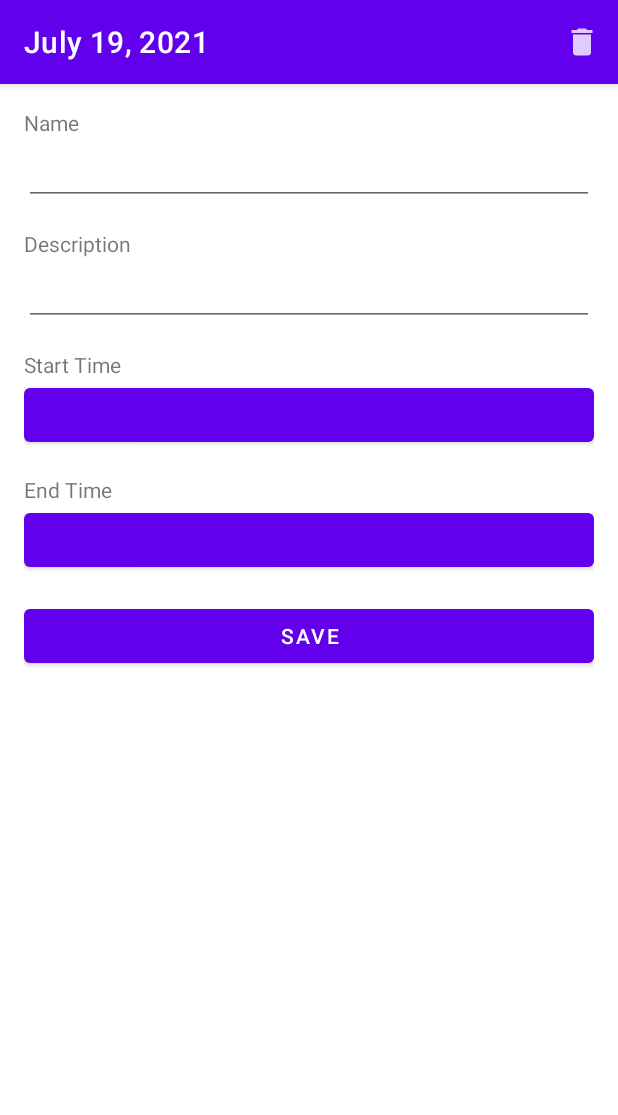
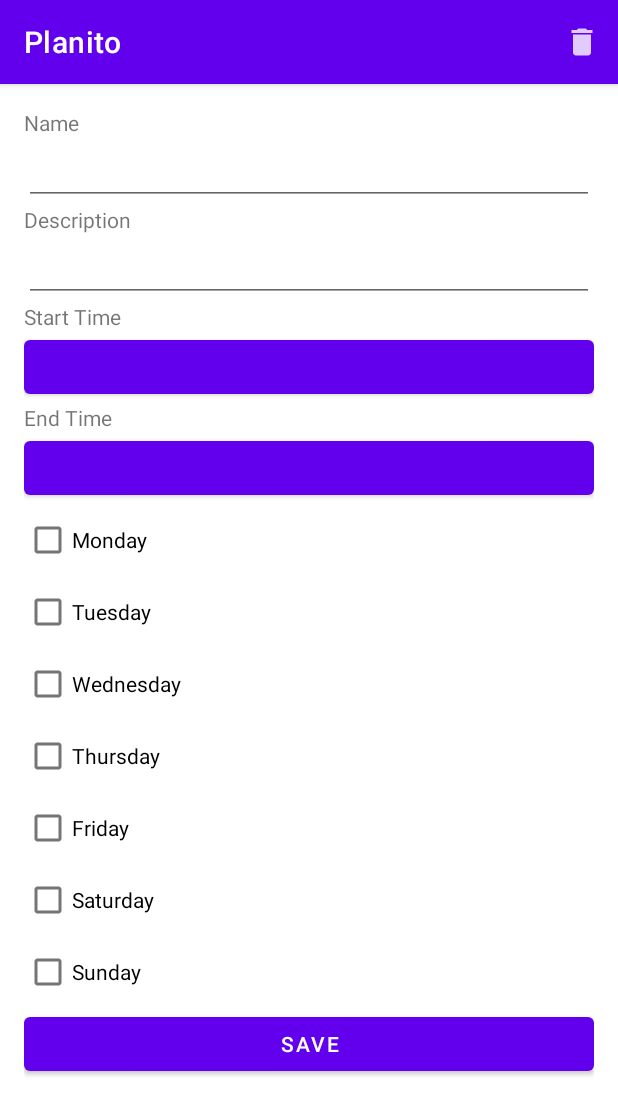
Before and after one commit to jcerdenia/Planito, an Android app: the screen it shows after launch (MainActivity), after a tap on an icon or button, on a phone screen of 412 x 824 dp. Shown: the top 1115 px of the screen. Run offline under Robolectric (Android 15) with nearby library versions, the phone set to English and light mode, and no system bars; our stand-ins replace Room's generated code; 2 statements that could not run were skipped.

Commit message:
Add task days selection

```diff
--- /dev/null
+++ b/app/src/main/java/com/cerdenia/android/planito/data/Day.kt
@@ -0,0 +1,16 @@
+package com.cerdenia.android.planito.data
+
+enum class Day {
+    MONDAY,
+    TUESDAY,
+    WEDNESDAY,
+    THURSDAY,
+    FRIDAY,
+    SATURDAY,
+    SUNDAY;
+
+    companion object {
+
+        val list: List<Day> get() = values().toList()
+    }
+}
--- a/app/src/main/java/com/cerdenia/android/planito/data/Recurrence.kt
+++ /dev/null
@@ -1,7 +0,0 @@
-package com.cerdenia.android.planito.data
-
-enum class Recurrence {
-    DAILY,
-    WEEKDAYS,
-    WEEKENDS,
-}
--- a/app/src/main/java/com/cerdenia/android/planito/data/db/AppTypeConverters.kt
+++ b/app/src/main/java/com/cerdenia/android/planito/data/db/AppTypeConverters.kt
@@ -1,6 +1,7 @@
 package com.cerdenia.android.planito.data.db
 
 import androidx.room.TypeConverter
+import com.cerdenia.android.planito.data.Day
 import com.cerdenia.android.planito.data.model.TaskTime
 import java.util.*
 
@@ -17,4 +18,14 @@ class AppTypeConverters {
 
     @TypeConverter
     fun toTaskTime(minutes: Int?) = minutes?.let { TaskTime.fromMinutes(it) }
+
+    @TypeConverter
+    fun fromDaySet(daySet: Set<Day>?): String? = daySet?.joinToString()
+
+    @TypeConverter
+    fun toDaySet(days: String?): Set<Day>? = days
+        ?.split(", ")
+        ?.filterNot { it.isEmpty() }
+        ?.map { Day.valueOf(it) }
+        ?.toSet()
 }
--- a/app/src/main/java/com/cerdenia/android/planito/data/model/Task.kt
+++ b/app/src/main/java/com/cerdenia/android/planito/data/model/Task.kt
@@ -1,32 +1,39 @@
 package com.cerdenia.android.planito.data.model
 
+import android.util.Log
 import androidx.room.ColumnInfo
 import androidx.room.Entity
 import androidx.room.PrimaryKey
-import com.cerdenia.android.planito.data.Recurrence
+import com.cerdenia.android.planito.data.Day
 import java.util.*
 
 @Entity
 data class Task(
     @PrimaryKey
-    var id: UUID = UUID.randomUUID(),
+    val id: UUID = UUID.randomUUID(),
     var name: String = "",
     var description: String = "",
     @ColumnInfo(name = "start_time")
     var startTime: TaskTime = TaskTime(0, 0),
     var endTime: TaskTime = TaskTime(0, 0),
-    var recurrence: Int = Recurrence.DAILY.ordinal,
+    var days: Set<Day> = Day.values().toSet()
 ) {
 
-    val duration: TaskTime
-        get() = TaskTime.fromMinutes(endTime.toMinutes() - startTime.toMinutes())
+    init {
+        Log.d("Tasks", "Task initialized: $this")
+    }
 
+    val duration: TaskTime get() {
+        val offset = if (endTime.toMinutes() < startTime.toMinutes()) 1440 else 0
+        return TaskTime.fromMinutes((endTime.toMinutes() + offset) - startTime.toMinutes())
+    }
 
-    fun setDuration(duration: TaskTime) {
-        endTime = TaskTime.fromMinutes(startTime.toMinutes() + duration.toMinutes())
-    }
 
     fun setDuration(minutes: Int) {
         endTime = TaskTime.fromMinutes(startTime.toMinutes() + minutes)
     }
+
+    fun sansTimes(): TaskSansTimes = TaskSansTimes(name, description, days)
+
+    fun times(): TaskTimes = TaskTimes(startTime, endTime)
 }
--- /dev/null
+++ b/app/src/main/java/com/cerdenia/android/planito/data/model/TaskTimes.kt
@@ -0,0 +1,6 @@
+package com.cerdenia.android.planito.data.model
+
+data class TaskTimes(
+    var start: TaskTime,
+    var end: TaskTime
+)
--- a/app/src/main/java/com/cerdenia/android/planito/ui/MainActivity.kt
+++ b/app/src/main/java/com/cerdenia/android/planito/ui/MainActivity.kt
@@ -2,8 +2,9 @@ package com.cerdenia.android.planito.ui
 
 import android.os.Bundle
 import androidx.appcompat.app.AppCompatActivity
+import androidx.fragment.app.FragmentManager
+import androidx.fragment.app.FragmentTransaction
 import com.cerdenia.android.planito.databinding.ActivityMainBinding
-import java.text.DateFormat
 import java.util.*
 
 class MainActivity : AppCompatActivity(),
@@ -20,26 +21,28 @@ class MainActivity : AppCompatActivity(),
         setContentView(binding.root)
 
         if (savedInstanceState == null) {
-            supportFragmentManager
-                .beginTransaction()
-                .add(fragCon, TaskListFragment.newInstance())
-                .commit()
-
-            supportActionBar?.title = DateFormat
-                .getDateInstance(DateFormat.LONG)
-                .format(Date())
+            supportFragmentManager.transact { transaction ->
+                transaction.add(fragCon, TaskListFragment.newInstance())
+            }
         }
     }
 
     override fun onTaskSelected(taskID: UUID) {
-        supportFragmentManager
-            .beginTransaction()
-            .replace(fragCon, TaskDetailFragment.newInstance(taskID))
-            .addToBackStack(null)
-            .commit()
+        supportFragmentManager.transact { transaction ->
+            transaction.replace(fragCon, TaskDetailFragment.newInstance(taskID))
+            transaction.addToBackStack(null)
+        }
     }
 
     override fun onTaskSavedOrDeleted() {
         onBackPressed()
     }
+
+    private inline fun FragmentManager.transact(
+        function: (FragmentTransaction) -> Unit
+    ) {
+        val transaction = this.beginTransaction()
+        function(transaction)
+        transaction.commit()
+    }
 }
--- a/app/src/main/java/com/cerdenia/android/planito/ui/TaskDetailFragment.kt
+++ b/app/src/main/java/com/cerdenia/android/planito/ui/TaskDetailFragment.kt
@@ -2,12 +2,15 @@ package com.cerdenia.android.planito.ui
 
 import android.content.Context
 import android.os.Bundle
+import android.text.Editable
+import android.text.TextWatcher
 import android.view.*
+import android.widget.CheckBox
 import androidx.fragment.app.Fragment
 import androidx.fragment.app.viewModels
 import com.cerdenia.android.planito.R
+import com.cerdenia.android.planito.data.Day
 import com.cerdenia.android.planito.data.model.Task
-import com.cerdenia.android.planito.data.model.TaskTime
 import com.cerdenia.android.planito.databinding.FragmentTaskDetailBinding
 import com.cerdenia.android.planito.extension.toEditable
 import java.util.*
@@ -24,6 +27,8 @@ class TaskDetailFragment : Fragment() {
 
     private val viewModel: TaskDetailViewModel by viewModels()
     private var callbacks: Callbacks? = null
+
+    private lateinit var dayCheckBoxes: List<CheckBox>
 
     override fun onAttach(context: Context) {
         super.onAttach(context)
@@ -44,7 +49,20 @@ class TaskDetailFragment : Fragment() {
     ): View {
         _binding = FragmentTaskDetailBinding.inflate(inflater, container, false)
         setHasOptionsMenu(true)
+        setupDayButtons()
         return binding.root
+    }
+
+    private fun setupDayButtons() {
+        dayCheckBoxes = listOf(
+            binding.mondayCheckBox,
+            binding.tuesdayCheckBox,
+            binding.wednesdayCheckBox,
+            binding.thursdayCheckBox,
+            binding.fridayCheckBox,
+            binding.saturdayCheckBox,
+            binding.sundayCheckBox
+        )
     }
 
     override fun onCreateOptionsMenu(menu: Menu, inflater: MenuInflater) {
@@ -68,20 +86,30 @@ class TaskDetailFragment : Fragment() {
     override fun onViewCreated(view: View, savedInstanceState: Bundle?) {
         super.onViewCreated(view, savedInstanceState)
 
-        viewModel.taskLive.observe(viewLifecycleOwner, { task ->
-            task?.let { updateUI(it) }
+        viewModel.taskSansTimes.observe(viewLifecycleOwner, { task ->
+            binding.nameField.text = task.name.toEditable()
+            binding.descriptionField.text = task.description.toEditable()
+            dayCheckBoxes.forEachIndexed { i, checkBox ->
+                checkBox.isChecked = task.days.contains(Day.list[i])
+            }
+        })
+
+        viewModel.taskTimes.observe(viewLifecycleOwner, { times ->
+            binding.startTimeButton.text = times.start.to12HourFormat()
+            binding.endTimeButton.text = times.end.to12HourFormat()
         })
 
         parentFragmentManager.apply {
             setFragmentResultListener(PICK_START_TIME, viewLifecycleOwner, { _, result ->
-                handleTimePickerFragmentResult(result) { time ->
-                    viewModel.updateStartTime(time)
+                TimePickerFragment.unbundleFragmentResult(result).run {
+                    viewModel.updateTaskStartTime(this)
                 }
             })
 
             setFragmentResultListener(PICK_END_TIME, viewLifecycleOwner, { _, result ->
-                handleTimePickerFragmentResult(result) { time ->
-                    viewModel.updateEndTime(time) }
+                TimePickerFragment.unbundleFragmentResult(result).run {
+                    viewModel.updateTaskEndTime(this)
+                }
             })
         }
 
@@ -102,36 +130,32 @@ class TaskDetailFragment : Fragment() {
         }
 
         binding.saveButton.setOnClickListener {
-            saveUIData()
+            softSaveChanges()
+            viewModel.confirmChanges()
             callbacks?.onTaskSavedOrDeleted()
         }
     }
 
-    private fun updateUI(task: Task) {
-        binding.nameField.text = task.name.toEditable()
-        binding.descriptionField.text = task.description.toEditable()
-        binding.startTimeButton.text = task.startTime.to12HourFormat()
-        binding.endTimeButton.text = task.endTime.to12HourFormat()
-    }
-
-    private fun saveUIData() {
+    private fun softSaveChanges() {
         val name = binding.nameField.text.toString()
         val description = binding.descriptionField.text.toString()
-        viewModel.saveData(name, description)
-    }
+        val days = dayCheckBoxes
+            .mapIndexed { i, checkBox -> Pair(i, checkBox.isChecked) }
+            .filter { it.second } // it.second == true
+            .map { Day.list[it.first] }
+            .toSet()
 
-    private fun handleTimePickerFragmentResult(
-        result: Bundle,
-        callback: (TaskTime) -> Unit
-    ) {
-        val hour = result.getInt(TimePickerFragment.HOUR)
-        val minute = result.getInt(TimePickerFragment.MINUTE)
-        TaskTime(hour, minute).run { callback(this) }
+        viewModel.updateTaskDetails(name, description, days)
     }
 
     override fun onDestroyView() {
         super.onDestroyView()
         _binding = null
+    }
+
+    override fun onPause() {
+        super.onPause()
+        softSaveChanges()
     }
 
     override fun onDetach() {
--- a/app/src/main/java/com/cerdenia/android/planito/ui/TaskListFragment.kt
+++ b/app/src/main/java/com/cerdenia/android/planito/ui/TaskListFragment.kt
@@ -2,24 +2,18 @@ package com.cerdenia.android.planito.ui
 
 import android.content.Context
 import android.os.Bundle
-import android.util.Log
 import android.view.*
-import androidx.activity.result.ActivityResultLauncher
-import androidx.activity.result.contract.ActivityResultContracts
 import androidx.fragment.app.Fragment
 import androidx.fragment.app.viewModels
 import androidx.recyclerview.widget.LinearLayoutManager
 import com.cerdenia.android.planito.R
-import com.cerdenia.android.planito.data.CalendarEditor
 import com.cerdenia.android.planito.data.model.Task
 import com.cerdenia.android.planito.data.model.TaskTime
 import com.cerdenia.android.planito.databinding.FragmentTaskListBinding
 import com.cerdenia.android.planito.util.CalendarPermissions
 import java.util.*
 
-class TaskListFragment : Fragment(),
-    TaskListAdapter.Listener,
-    CalendarPermissions.Launcher {
+class TaskListFragment : Fragment(), TaskListAdapter.Listener {
 
     interface Callbacks {
 
@@ -33,17 +27,13 @@ class TaskListFragment : Fragment(),
     private lateinit var adapter: TaskListAdapter
     private var callbacks: Callbacks? = null
 
-    override val calendarPermissionLauncher = registerForActivityResult(
-        ActivityResultContracts.RequestMultiplePermissions()
-    ) { permissions ->
-        val isGranted = permissions.all { it.value == true }
-        if (isGranted) viewModel.syncToCalendar()
-    }
-
     override fun onAttach(context: Context) {
         super.onAttach(context)
         callbacks = context as Callbacks?
-        adapter = TaskListAdapter(context.resources, this@TaskListFragment)
+        adapter = TaskListAdapter(context.resources, this)
+        CalendarPermissions.setResultIfGranted(this) {
+            viewModel.syncToCalendar()
+        }
     }
 
     override fun onCreateView(
@@ -71,11 +61,10 @@ class TaskListFragment : Fragment(),
     }
 
     private fun handleSync(): Boolean {
-        // TODO: sync tasks with calendar
-        if (CalendarPermissions.isGranted(requireContext())) {
+        if (CalendarPermissions.isGranted(context)) {
             viewModel.syncToCalendar()
         } else {
-            calendarPermissionLauncher.launch(CalendarPermissions.list)
+            CalendarPermissions.request()
         }
 
         return true
@@ -110,6 +99,7 @@ class TaskListFragment : Fragment(),
 
     override fun onDetach() {
         super.onDetach()
+        CalendarPermissions.cleanup()
         callbacks = null
     }
 
--- a/app/src/main/res/layout/fragment_task_detail.xml
+++ b/app/src/main/res/layout/fragment_task_detail.xml
@@ -1,8 +1,12 @@
 <?xml version="1.0" encoding="utf-8"?>
-<LinearLayout xmlns:android="http://schemas.android.com/apk/res/android"
+<ScrollView xmlns:android="http://schemas.android.com/apk/res/android"
+    xmlns:tools="http://schemas.android.com/tools"
     android:layout_width="match_parent"
-    android:layout_height="match_parent"
-    xmlns:tools="http://schemas.android.com/tools"
+    android:layout_height="wrap_content">
+
+    <LinearLayout
+        android:layout_width="match_parent"
+        android:layout_height="wrap_content"
         android:orientation="vertical"
         android:padding="16dp">
 
@@ -18,7 +22,6 @@
             android:layout_height="wrap_content"/>
 
         <TextView
-        android:layout_marginTop="16dp"
             android:layout_width="match_parent"
             android:layout_height="wrap_content"
             android:text="@string/description"/>
@@ -30,7 +33,6 @@
             android:layout_height="wrap_content" />
 
         <TextView
-        android:layout_marginTop="16dp"
             android:layout_width="match_parent"
             android:layout_height="wrap_content"
             android:text="@string/start_time"/>
@@ -43,7 +45,6 @@
             tools:text="00:00" />
 
         <TextView
-        android:layout_marginTop="16dp"
             android:layout_width="match_parent"
             android:layout_height="wrap_content"
             android:text="@string/end_time"/>
@@ -55,10 +56,60 @@
             android:layout_gravity="center_horizontal"
             tools:text="00:00" />
 
+        <CheckBox
+            android:id="@+id/monday_check_box"
+            android:layout_width="match_parent"
+            android:layout_height="wrap_content"
+            android:text="@string/monday"
+            />
+
+        <CheckBox
+            android:id="@+id/tuesday_check_box"
+            android:layout_width="match_parent"
+            android:layout_height="wrap_content"
+            android:text="@string/tuesday"
+            />
+
+        <CheckBox
+            android:id="@+id/wednesday_check_box"
+            android:layout_width="match_parent"
+            android:layout_height="wrap_content"
+            android:text="@string/wednesday"
+            />
+
+        <CheckBox
+            android:id="@+id/thursday_check_box"
+            android:layout_width="match_parent"
+            android:layout_height="wrap_content"
+            android:text="@string/thursday"
+            />
+
+        <CheckBox
+            android:id="@+id/friday_check_box"
+            android:layout_width="match_parent"
+            android:layout_height="wrap_content"
+            android:text="@string/friday"
+            />
+
+        <CheckBox
+            android:id="@+id/saturday_check_box"
+            android:layout_width="match_parent"
+            android:layout_height="wrap_content"
+            android:text="@string/saturday"
+            />
+
+        <CheckBox
+            android:id="@+id/sunday_check_box"
+            android:layout_width="match_parent"
+            android:layout_height="wrap_content"
+            android:text="@string/sunday"
+            />
+
         <Button
             android:id="@+id/save_button"
-        android:layout_marginTop="16dp"
             android:layout_width="match_parent"
             android:layout_height="wrap_content"
             android:text="@string/save"/>
     </LinearLayout>
+
+</ScrollView>
--- a/app/src/main/res/layout/list_item_task.xml
+++ b/app/src/main/res/layout/list_item_task.xml
@@ -2,7 +2,8 @@
 <LinearLayout
     xmlns:android="http://schemas.android.com/apk/res/android"
     xmlns:tools="http://schemas.android.com/tools"
-    android:padding="8dp"
+    android:paddingVertical="8dp"
+    android:paddingHorizontal="16dp"
     android:orientation="vertical"
     android:layout_width="match_parent"
     android:layout_height="match_parent">
--- a/app/src/main/res/values/strings.xml
+++ b/app/src/main/res/values/strings.xml
@@ -14,6 +14,15 @@
     <string name="end_time">End Time</string>
     <string name="delete">Delete</string>
     <string name="sync">Sync</string>
+    <string name="monday">Monday</string>
+    <string name="tuesday">Tuesday</string>
+    <string name="wednesday">Wednesday</string>
+    <string name="thursday">Thursday</string>
+    <string name="friday">Friday</string>
+    <string name="saturday">Saturday</string>
+    <string name="sunday">Sunday</string>
+    <string name="default_description">A reminder from Planito</string>
+
     <plurals name="hours">
         <item quantity="one">1 hour</item>
         <item quantity="other">%d hours</item>
```
Also changed, not shown: app/src/main/java/com/cerdenia/android/planito/data/CalendarEditor.kt (+12 -3 lines), app/src/main/java/com/cerdenia/android/planito/data/model/TaskSansTimes.kt (added, +9 -0 lines), app/src/main/java/com/cerdenia/android/planito/data/model/TaskTime.kt (+13 -16 lines), app/src/main/java/com/cerdenia/android/planito/ui/TaskDetailViewModel.kt (+40 -16 lines), app/src/main/java/com/cerdenia/android/planito/ui/TimePickerFragment.kt (+8 -2 lines), app/src/main/java/com/cerdenia/android/planito/util/CalendarPermissions.kt (+24 -9 lines). Lines whose indentation alone changed are shown as unchanged.
